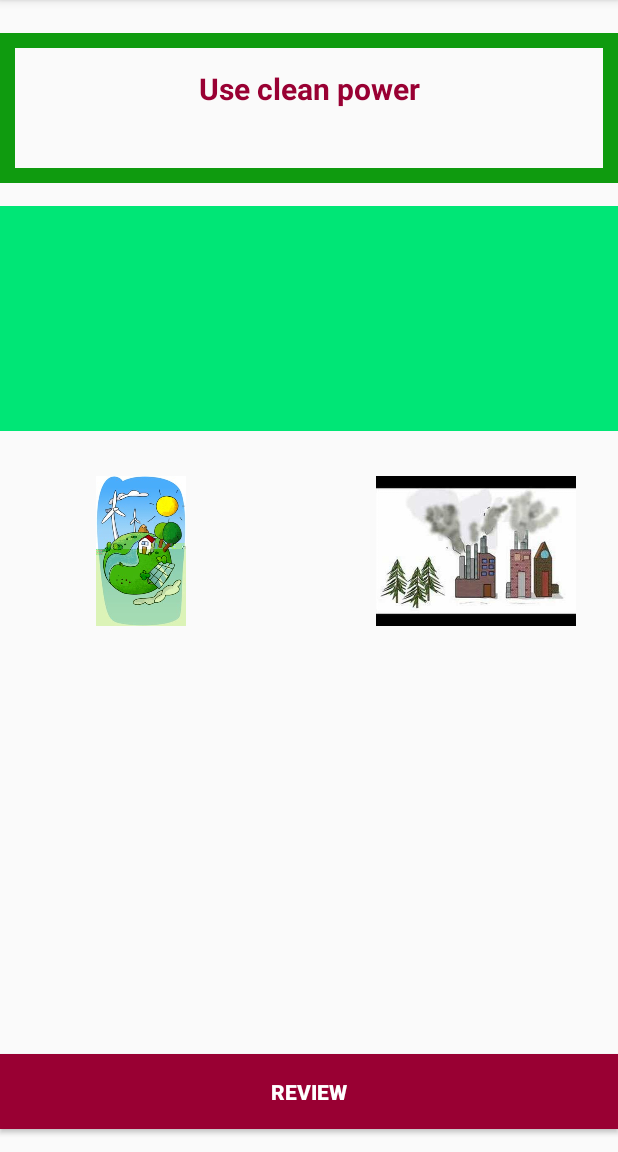
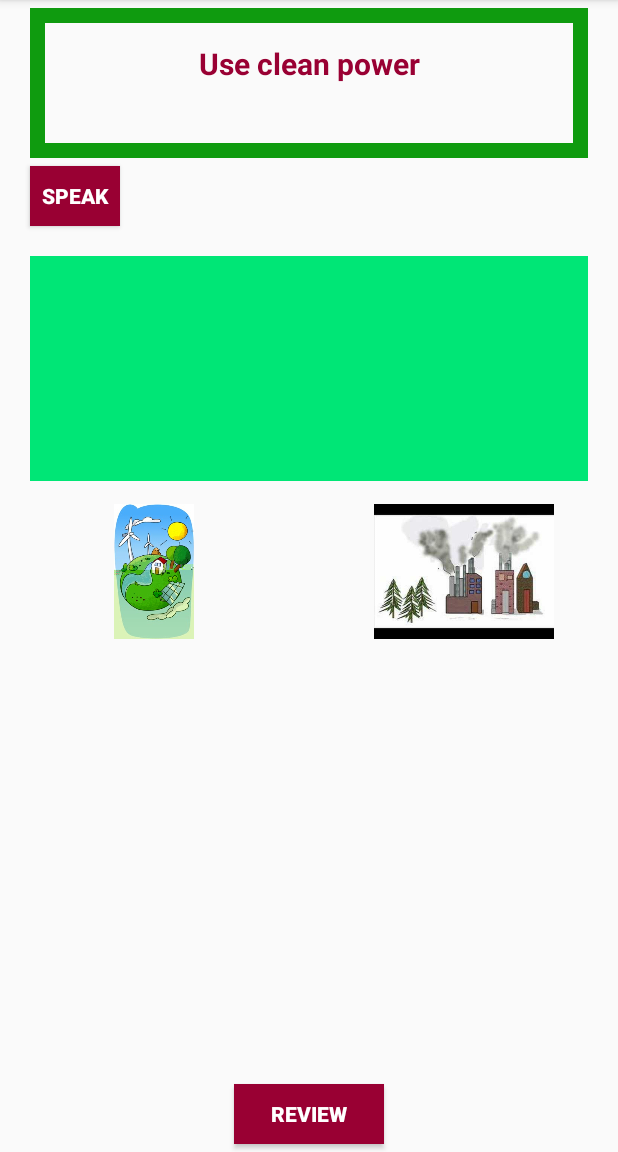
Before and after one commit to MayreneRaquel/TCU501-DragandDrop, an Android app: the GameActivity2 screen opened directly, with no data from a screen before it, on a phone screen of 412 x 824 dp, the part 84-1236 px from its top. Run offline under Robolectric (Android 15) with nearby library versions, the phone set to English and light mode, and no system bars.

Commit message:
Audios agregados a las dos pantallas.

```diff
--- a/app/src/main/java/com/example/mayreneraquel/draganddrop/GameActivity2.java
+++ b/app/src/main/java/com/example/mayreneraquel/draganddrop/GameActivity2.java
@@ -13,8 +13,11 @@ import android.widget.Button;
 import android.widget.ImageView;
 import android.widget.TextView;
 import android.widget.Toast;
+import android.os.Build;
 import java.util.Random;
 import java.util.HashSet;
+import android.speech.tts.TextToSpeech;
+import java.util.Locale;
 
 public class GameActivity2 extends AppCompatActivity {
     ImageView img1, img2, img3;
@@ -64,6 +67,9 @@ public class GameActivity2 extends AppCompatActivity {
             "Do not throw the garbage in the street"
     };
 
+    TextToSpeech speech;
+    String respuestaspeech;
+
     @Override
     protected void onCreate(Bundle savedInstanceState) {
         super.onCreate(savedInstanceState);
@@ -91,6 +97,26 @@ public class GameActivity2 extends AppCompatActivity {
                 revisar();
             }
         });
+
+        speech = new TextToSpeech(getApplicationContext(), new TextToSpeech.OnInitListener() {
+            @Override
+            public void onInit(int status) {
+                if(status != TextToSpeech.ERROR) {
+                    speech.setLanguage(Locale.US);
+                }
+            }
+        });
+    }
+
+    public void hablar(View v) {
+        if(!speech.isSpeaking()) {
+            if (Build.VERSION.SDK_INT >= Build.VERSION_CODES.LOLLIPOP) {
+                speech.speak(respuestaspeech, TextToSpeech.QUEUE_FLUSH, null, null);
+            }
+            else {
+                speech.speak(respuestaspeech, TextToSpeech.QUEUE_FLUSH, null);
+            }
+        }
     }
 
     public void revisar() {
@@ -144,6 +170,8 @@ public class GameActivity2 extends AppCompatActivity {
             }
             String frase = "\n" + fraseslist[aux];
             text1.setText(frase);
+
+            respuestaspeech = fraseslist[aux];
         }
         else {
             img1.setImageResource(R.color.verde);
--- a/app/src/main/res/layout/activity_game2.xml
+++ b/app/src/main/res/layout/activity_game2.xml
@@ -21,7 +21,10 @@
                 android:layout_height="100dp"
                 android:layout_alignParentTop="true"
                 android:layout_centerHorizontal="true"
-                android:layout_marginTop="22dp"
+                android:layout_marginStart="20dp"
+                android:layout_marginEnd="20dp"
+                android:layout_marginBottom="5dp"
+                android:layout_marginTop="5dp"
                 android:background="@drawable/rectbackground"
                 android:gravity="center_horizontal"
                 android:text="\nPhrase"
@@ -29,16 +32,30 @@
                 android:textSize="20dp"
                 android:textStyle="bold" />
 
+            <Button
+                android:id="@+id/btnspeech"
+                android:layout_width="60dp"
+                android:layout_height="40dp"
+                android:layout_marginBottom="0dp"
+                android:layout_marginEnd="20dp"
+                android:layout_marginStart="20dp"
+                android:layout_marginTop="0dp"
+                android:background="@color/colorPrimaryDark"
+                android:onClick="hablar"
+                android:text="speak"
+                android:textColor="@android:color/white"
+                android:textStyle="bold" />
+
             <ImageView
                 android:id="@+id/img3"
                 android:layout_width="match_parent"
                 android:layout_height="150dp"
-                android:layout_below="@+id/text"
-                android:layout_centerHorizontal="true"
-                android:layout_marginTop="15dp"
-                android:layout_marginBottom="30dp"
-
-                app:srcCompat="@color/fucsia" />
+                android:layout_marginStart="20dp"
+                android:layout_marginEnd="20dp"
+                android:layout_marginBottom="10dp"
+                android:layout_marginTop="20dp"
+                app:srcCompat="@color/fucsia"
+                android:scaleType="centerInside"/>
 
             <LinearLayout
                 android:layout_width="match_parent"
@@ -48,36 +65,43 @@
                 <ImageView
                     android:id="@+id/img2"
                     android:layout_width="match_parent"
-                    android:layout_height="100dp"
-                    android:layout_alignEnd="@+id/text"
-                    android:layout_alignTop="@+id/img1"
-                    android:layout_marginEnd="18dp"
+                    android:layout_height="90dp"
+                    android:layout_marginStart="20dp"
+                    android:layout_marginEnd="20dp"
+                    android:layout_marginBottom="5dp"
+                    android:layout_marginTop="5dp"
                     android:layout_weight="1"
-                    app:srcCompat="@color/verde" />
+                    app:srcCompat="@color/verde"
+                    android:scaleType="centerInside" />
 
                 <ImageView
                     android:id="@+id/img1"
                     android:layout_width="match_parent"
-                    android:layout_height="100dp"
-                    android:layout_above="@+id/btnreview"
-                    android:layout_alignStart="@+id/text"
-                    android:layout_marginBottom="12dp"
-                    android:layout_marginStart="16dp"
+                    android:layout_height="90dp"
+                    android:layout_marginStart="20dp"
+                    android:layout_marginEnd="20dp"
+                    android:layout_marginBottom="5dp"
+                    android:layout_marginTop="5dp"
                     android:layout_weight="1"
-                    app:srcCompat="@color/verde" />
+                    app:srcCompat="@color/verde"
+                    android:scaleType="centerInside"/>
             </LinearLayout>
         </LinearLayout>
 
         <Button
             android:id="@+id/btnreview"
-            android:layout_width="match_parent"
-            android:layout_height="50dp"
+            android:layout_width="100dp"
+            android:layout_height="40dp"
             android:layout_alignParentBottom="true"
-            android:layout_alignStart="@+id/img3"
-            android:layout_marginBottom="15dp"
+            android:layout_centerHorizontal="true"
+            android:layout_marginStart="20dp"
+            android:layout_marginEnd="20dp"
+            android:layout_marginBottom="5dp"
+            android:layout_marginTop="5dp"
             android:background="@color/colorPrimaryDark"
             android:text="Review"
             android:textColor="@android:color/white"
             android:textStyle="bold" />
     </RelativeLayout>
+
 </android.support.constraint.ConstraintLayout>
```
Also changed, not shown: app/src/main/java/com/example/mayreneraquel/draganddrop/GameActivity.java (+28 -0 lines), app/src/main/res/layout/activity_game.xml (+38 -17 lines), app/src/main/res/drawable-v24/ic_volume_up.png (added).
